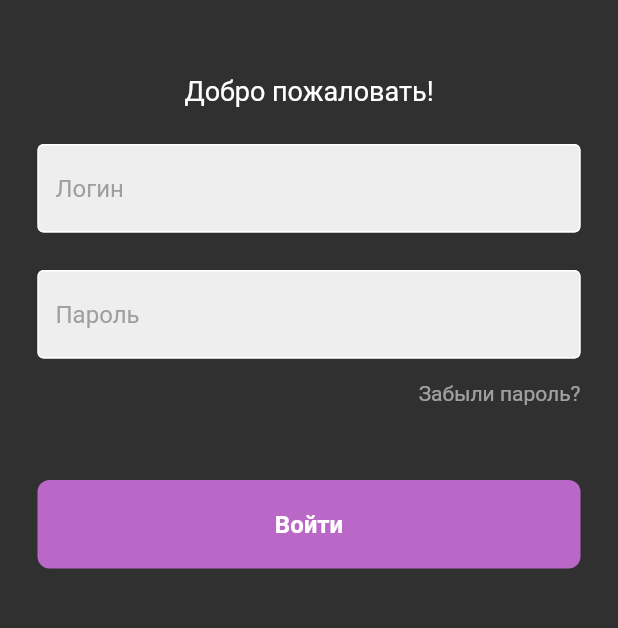
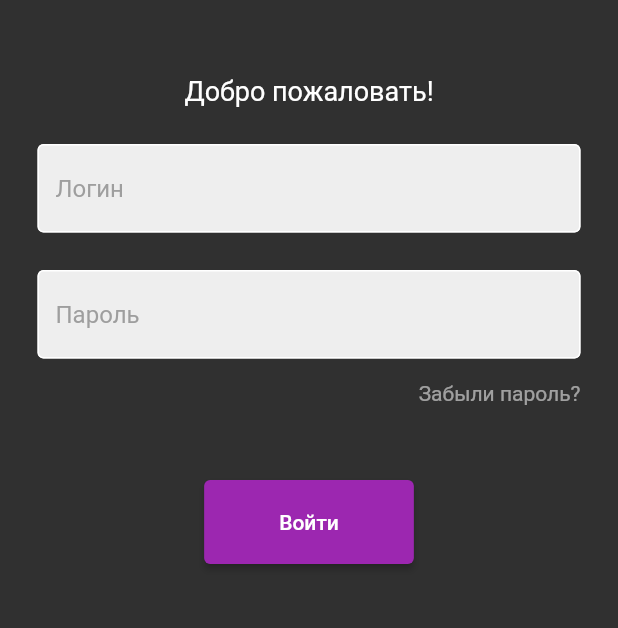
Before and after one commit to MalkollmDev/school_flutter, a Flutter app: the screen it shows after launch, on a phone screen of 412 x 824 dp, the part 300-928 px from its top. Run offline on Flutter 3.47's test engine with Material 2 defaults, Android fonts, the phone set to English and light mode, and no system bars; our stand-ins replace dropdown_search.

Commit message:
Опубликовал в rustore прототип

```diff
--- a/lib/screens/login_page.dart
+++ b/lib/screens/login_page.dart
@@ -1,4 +1,4 @@
-// ignore_for_file: prefer_const_constructors, prefer_const_literals_to_create_immutables, avoid_web_libraries_in_flutter, use_build_context_synchronously
+// ignore_for_file: prefer_const_constructors, prefer_const_literals_to_create_immutables, avoid_web_libraries_in_flutter, use_build_context_synchronously, sort_child_properties_last
 
 import 'package:flutter/material.dart';
 import 'package:school_flutter/components/custom_button.dart';
@@ -72,9 +72,18 @@ class _LoginPageState extends State<LoginPage> {
               ),
               SizedBox(height: 50),
               //button
-              CustomButton(
-                onTap: signUserIn,
-              )
+               ElevatedButton(
+                onPressed: signUserIn,
+                child: Text('Войти'),
+                style: ElevatedButton.styleFrom(
+                  backgroundColor: Colors.purple,
+                  padding:
+                      const EdgeInsets.symmetric(horizontal: 50, vertical: 20),
+                ),
+              ),
+              // CustomButton(
+              //   onTap: signUserIn,
+              // )
             ],
           ),
         ),
--- a/pubspec.yaml
+++ b/pubspec.yaml
@@ -16,7 +16,7 @@ publish_to: 'none' # Remove this line if you wish to publish to pub.dev
 # https://developer.apple.com/library/archive/documentation/General/Reference/InfoPlistKeyReference/Articles/CoreFoundationKeys.html
 # In Windows, build-name is used as the major, minor, and patch parts
 # of the product and file versions while build-number is used as the build suffix.
-version: 1.0.0+1
+version: 1.1.3+4
 
 environment:
   sdk: '>=3.1.0-72.0.dev <4.0.0'
```
Also changed, not shown: 2 other files.
